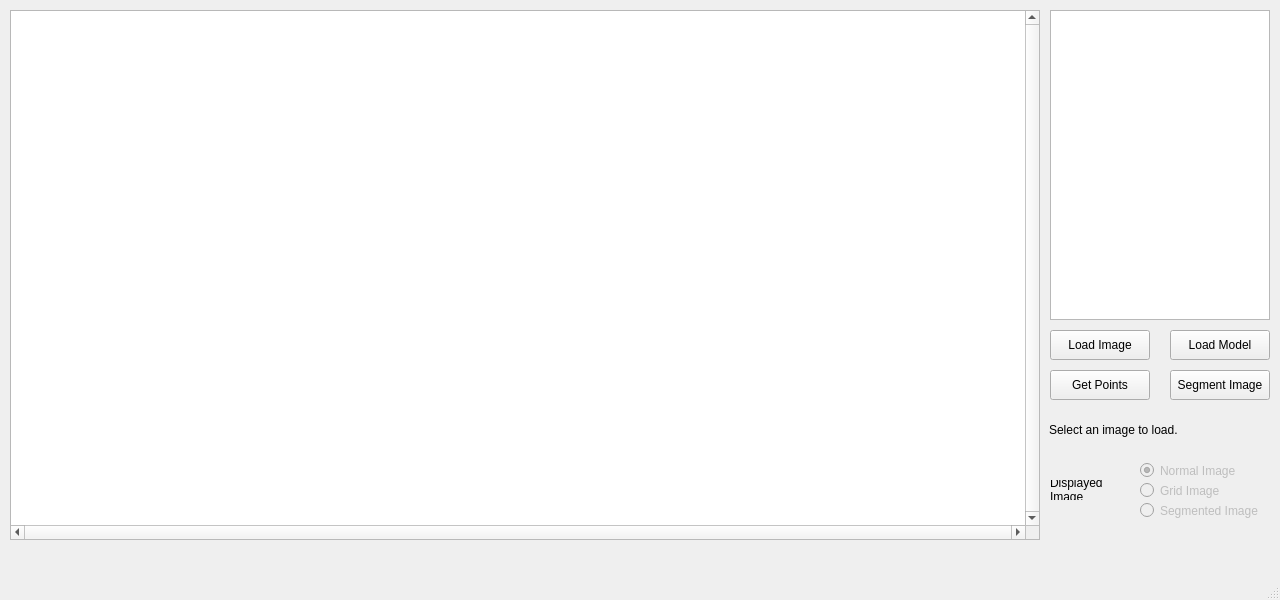
Qt form sopia_ui.ui (j-askin/cs198) before a commit.
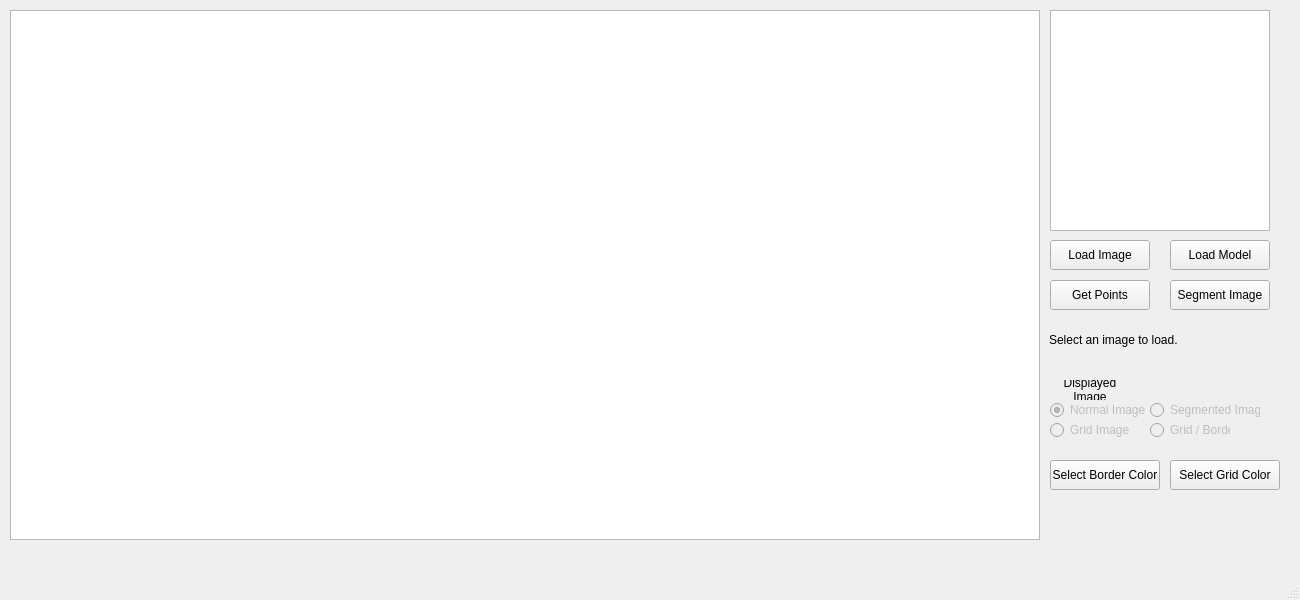
The same form after that commit.

Commit message: Fixes for color picker and executable packaging

The edit to the form file:
```diff
--- a/sopia_ui.ui
+++ b/sopia_ui.ui
@@ -6,7 +6,7 @@
    <rect>
     <x>0</x>
     <y>0</y>
-    <width>1280</width>
+    <width>1300</width>
     <height>600</height>
    </rect>
   </property>
@@ -20,7 +20,7 @@
       <x>1050</x>
       <y>10</y>
       <width>220</width>
-      <height>310</height>
+      <height>221</height>
      </rect>
     </property>
    </widget>
@@ -28,7 +28,7 @@
     <property name="geometry">
      <rect>
       <x>1050</x>
-      <y>330</y>
+      <y>240</y>
       <width>100</width>
       <height>30</height>
      </rect>
@@ -41,7 +41,7 @@
     <property name="geometry">
      <rect>
       <x>1170</x>
-      <y>370</y>
+      <y>280</y>
       <width>100</width>
       <height>30</height>
      </rect>
@@ -54,7 +54,7 @@
     <property name="geometry">
      <rect>
       <x>1050</x>
-      <y>370</y>
+      <y>280</y>
       <width>100</width>
       <height>30</height>
      </rect>
@@ -70,7 +70,7 @@
     <property name="geometry">
      <rect>
       <x>1049</x>
-      <y>400</y>
+      <y>310</y>
       <width>220</width>
       <height>60</height>
      </rect>
@@ -94,10 +94,10 @@
     </property>
     <property name="geometry">
      <rect>
-      <x>1140</x>
-      <y>460</y>
-      <width>131</width>
-      <height>21</height>
+      <x>1050</x>
+      <y>400</y>
+      <width>130</width>
+      <height>20</height>
      </rect>
     </property>
     <property name="text">
@@ -113,10 +113,10 @@
     </property>
     <property name="geometry">
      <rect>
-      <x>1140</x>
-      <y>480</y>
-      <width>131</width>
-      <height>21</height>
+      <x>1050</x>
+      <y>420</y>
+      <width>80</width>
+      <height>20</height>
      </rect>
     </property>
     <property name="text">
@@ -132,10 +132,10 @@
     </property>
     <property name="geometry">
      <rect>
-      <x>1140</x>
-      <y>500</y>
-      <width>131</width>
-      <height>21</height>
+      <x>1150</x>
+      <y>400</y>
+      <width>110</width>
+      <height>20</height>
      </rect>
     </property>
     <property name="text">
@@ -154,12 +154,6 @@
       <height>530</height>
      </rect>
     </property>
-    <property name="verticalScrollBarPolicy">
-     <enum>Qt::ScrollBarAlwaysOn</enum>
-    </property>
-    <property name="horizontalScrollBarPolicy">
-     <enum>Qt::ScrollBarAlwaysOn</enum>
-    </property>
     <property name="sizeAdjustPolicy">
      <enum>QAbstractScrollArea::AdjustToContentsOnFirstShow</enum>
     </property>
@@ -168,7 +162,7 @@
     <property name="geometry">
      <rect>
       <x>1170</x>
-      <y>330</y>
+      <y>240</y>
       <width>100</width>
       <height>30</height>
      </rect>
@@ -181,7 +175,7 @@
     <property name="geometry">
      <rect>
       <x>1050</x>
-      <y>480</y>
+      <y>380</y>
       <width>80</width>
       <height>20</height>
      </rect>
@@ -193,12 +187,95 @@
      <string>Displayed Image</string>
     </property>
     <property name="alignment">
-     <set>Qt::AlignLeading|Qt::AlignLeft|Qt::AlignVCenter</set>
+     <set>Qt::AlignCenter</set>
     </property>
     <property name="wordWrap">
      <bool>true</bool>
     </property>
    </widget>
+   <widget class="QPushButton" name="selectBorder">
+    <property name="geometry">
+     <rect>
+      <x>1050</x>
+      <y>460</y>
+      <width>110</width>
+      <height>30</height>
+     </rect>
+    </property>
+    <property name="text">
+     <string>Select Border Color</string>
+    </property>
+   </widget>
+   <widget class="QPushButton" name="selectGrid">
+    <property name="geometry">
+     <rect>
+      <x>1170</x>
+      <y>460</y>
+      <width>110</width>
+      <height>30</height>
+     </rect>
+    </property>
+    <property name="text">
+     <string>Select Grid Color</string>
+    </property>
+   </widget>
+   <widget class="QLabel" name="borderColorLabel">
+    <property name="geometry">
+     <rect>
+      <x>1080</x>
+      <y>500</y>
+      <width>50</width>
+      <height>50</height>
+     </rect>
+    </property>
+    <property name="layoutDirection">
+     <enum>Qt::LeftToRight</enum>
+    </property>
+    <property name="text">
+     <string/>
+    </property>
+    <property name="alignment">
+     <set>Qt::AlignCenter</set>
+    </property>
+   </widget>
+   <widget class="QLabel" name="gridColorLabel">
+    <property name="geometry">
+     <rect>
+      <x>1200</x>
+      <y>500</y>
+      <width>50</width>
+      <height>50</height>
+     </rect>
+    </property>
+    <property name="layoutDirection">
+     <enum>Qt::LeftToRight</enum>
+    </property>
+    <property name="text">
+     <string/>
+    </property>
+    <property name="alignment">
+     <set>Qt::AlignCenter</set>
+    </property>
+   </widget>
+   <widget class="QRadioButton" name="gridImageRadio_2">
+    <property name="enabled">
+     <bool>false</bool>
+    </property>
+    <property name="geometry">
+     <rect>
+      <x>1150</x>
+      <y>420</y>
+      <width>80</width>
+      <height>20</height>
+     </rect>
+    </property>
+    <property name="text">
+     <string>Grid / Border</string>
+    </property>
+    <property name="checked">
+     <bool>false</bool>
+    </property>
+   </widget>
   </widget>
   <widget class="QMenuBar" name="menubar">
    <property name="geometry">
```
Left out of the diff: 2 changed lines with no effect on the pictures. The commit also changes 157 other files.
